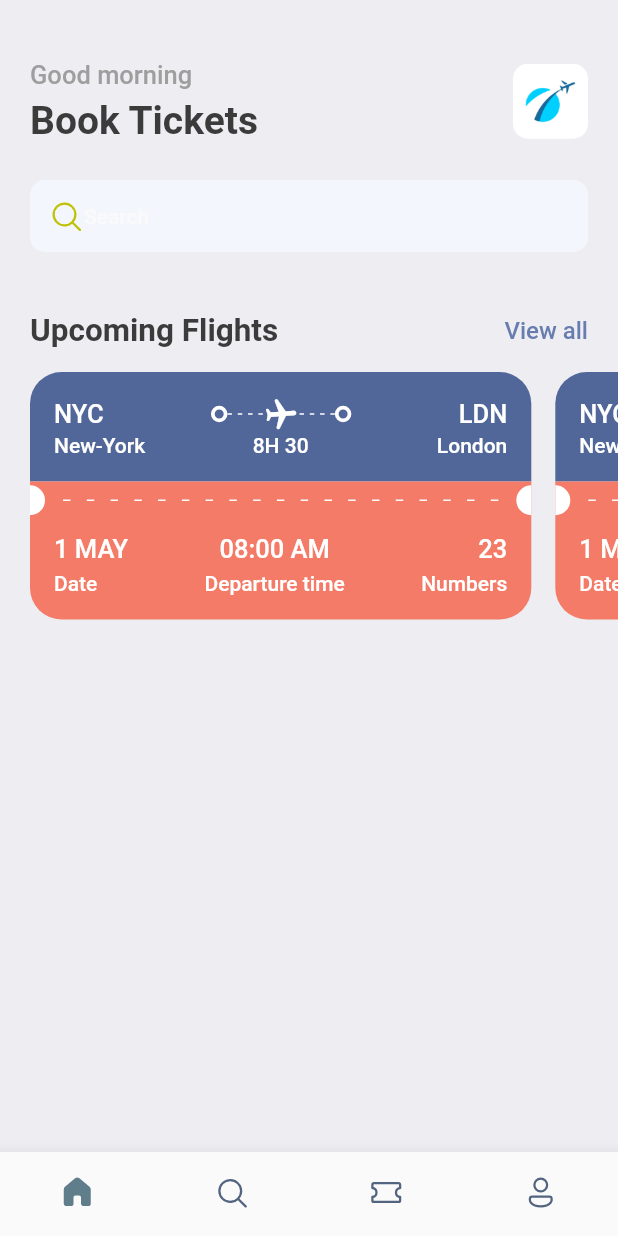
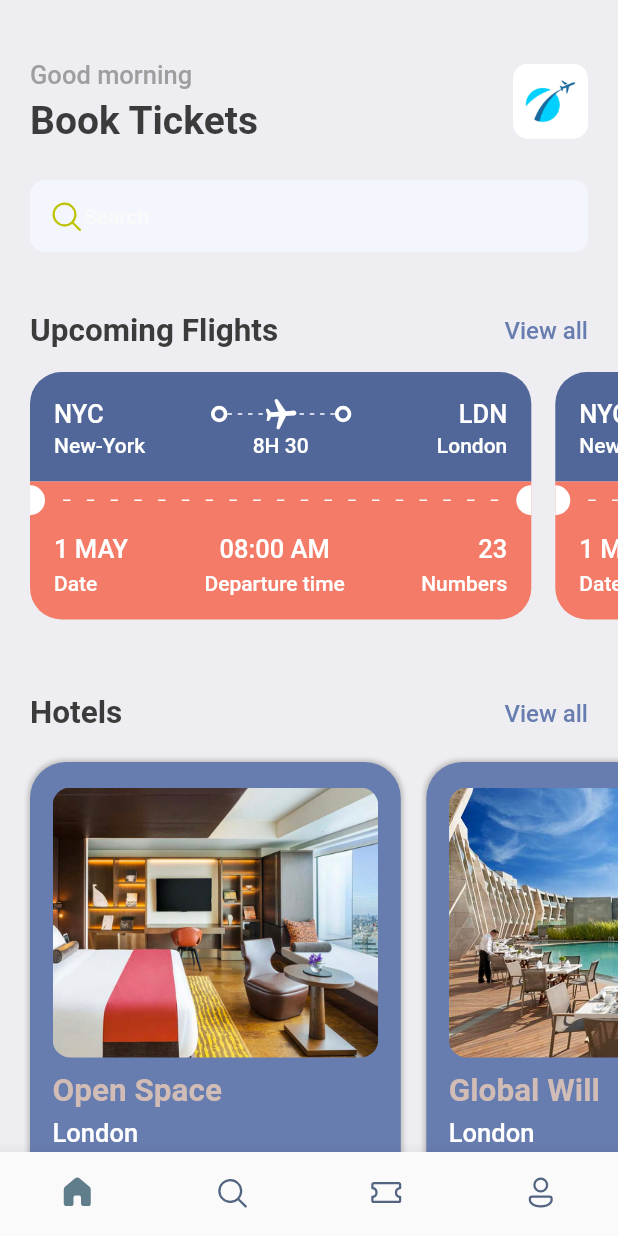
Before and after one commit to okinawaa/MobileProgramming, a Flutter app: the screen it shows after launch, on a phone screen of 412 x 824 dp. Run offline on Flutter 3.47's test engine with Material 2 defaults, Android fonts, the phone set to English and light mode, and no system bars; our stand-ins replace cached_network_image, cloud_firestore, expandable_text, firebase_auth, firebase_core, firebase_storage and 17 more; missing offline and left inert: photo_manager, photofilters; accounts and stored records are empty.

Commit message:
feat: [flutter_ticket_book_app] home hotels 부분까지 완료

```diff
--- a/flutter_ticket_book_app/lib/screens/home.dart
+++ b/flutter_ticket_book_app/lib/screens/home.dart
@@ -2,12 +2,35 @@
 import 'package:flutter/material.dart';
 import 'package:flutter/src/foundation/key.dart';
 import 'package:flutter/src/widgets/framework.dart';
+import 'package:flutter_ticket_book_app/screens/hotel_view.dart';
 import 'package:flutter_ticket_book_app/screens/ticket_view.dart';
+import 'package:flutter_ticket_book_app/utils/app_info_list.dart';
 import 'package:flutter_ticket_book_app/utils/app_styles.dart';
 import 'package:gap/gap.dart';
 
 class HomeScreen extends StatelessWidget {
   const HomeScreen({Key? key}) : super(key: key);
+
+  Widget _titleSpaceButton(title) {
+    return Row(
+      mainAxisAlignment: MainAxisAlignment.spaceBetween,
+      children: [
+        Text(
+          title,
+          style: Styles.headLineStyle2,
+        ),
+        InkWell(
+          onTap: () {
+            print("You are tapped");
+          },
+          child: Text(
+            "View all",
+            style: Styles.textStyle.copyWith(color: Styles.primaryColor),
+          ),
+        ),
+      ],
+    );
+  }
 
   @override
   Widget build(BuildContext context) {
@@ -68,25 +91,7 @@
                 ),
               ),
               const Gap(40),
-              Row(
-                mainAxisAlignment: MainAxisAlignment.spaceBetween,
-                children: [
-                  Text(
-                    "Upcoming Flights",
-                    style: Styles.headLineStyle2,
-                  ),
-                  InkWell(
-                    onTap: () {
-                      print("You are tapped");
-                    },
-                    child: Text(
-                      "View all",
-                      style:
-                          Styles.textStyle.copyWith(color: Styles.primaryColor),
-                    ),
-                  ),
-                ],
-              )
+              _titleSpaceButton("Upcoming Flights"),
             ]),
           ),
           const Gap(15),
@@ -97,6 +102,18 @@
               TicketView(),
               TicketView(),
             ]),
+          ),
+          const Gap(15),
+          Container(
+              padding: const EdgeInsets.symmetric(horizontal: 20.0),
+              child: _titleSpaceButton("Hotels")),
+          const Gap(15),
+          SingleChildScrollView(
+            scrollDirection: Axis.horizontal,
+            padding: const EdgeInsets.only(left: 20),
+            child: Row(
+                children:
+                    hotelList.map((hotel) => HotelView(hotel: hotel)).toList()),
           )
         ],
       ),
--- /dev/null
+++ b/flutter_ticket_book_app/lib/screens/hotel_view.dart
@@ -0,0 +1,55 @@
+import 'package:flutter/material.dart';
+import 'package:flutter/src/foundation/key.dart';
+import 'package:flutter/src/widgets/framework.dart';
+import 'package:flutter_ticket_book_app/utils/app_layout.dart';
+import 'package:flutter_ticket_book_app/utils/app_styles.dart';
+import 'package:gap/gap.dart';
+
+class HotelView extends StatelessWidget {
+  final Map<String, dynamic> hotel;
+  const HotelView({Key? key, required this.hotel}) : super(key: key);
+
+  @override
+  Widget build(BuildContext context) {
+    final size = AppLayout.getSize(context);
+    return Container(
+      width: size.width * 0.6,
+      height: 350,
+      padding: const EdgeInsets.symmetric(horizontal: 15, vertical: 17),
+      margin: const EdgeInsets.only(right: 17, top: 5),
+      decoration: BoxDecoration(
+          color: Styles.primaryColor,
+          borderRadius: BorderRadius.circular(24),
+          boxShadow: [
+            BoxShadow(
+                color: Colors.grey.shade400, blurRadius: 2, spreadRadius: 1)
+          ]),
+      child: Column(crossAxisAlignment: CrossAxisAlignment.start, children: [
+        Container(
+          height: 180,
+          decoration: BoxDecoration(
+              borderRadius: BorderRadius.circular(12),
+              color: Styles.primaryColor,
+              image: DecorationImage(
+                  image: AssetImage("assets/images/${hotel['image']}"),
+                  fit: BoxFit.cover)),
+        ),
+        const Gap(10),
+        Text(
+          hotel['place'],
+          style: Styles.headLineStyle2.copyWith(color: Styles.kakiColor),
+        ),
+        const Gap(5),
+        Text(
+          hotel['destination'],
+          style: Styles.headLineStyle3.copyWith(color: Colors.white),
+        ),
+        const Gap(8),
+        Text(
+          "\$${hotel['price']}/night",
+          style: Styles.headLineStyle1.copyWith(color: Styles.kakiColor),
+        )
+      ]),
+    );
+  }
+}
--- /dev/null
+++ b/flutter_ticket_book_app/lib/utils/app_info_list.dart
@@ -0,0 +1,39 @@
+List<Map<String, dynamic>> hotelList = [
+  {
+    'image': 'one.png',
+    'place': 'Open Space',
+    'destination': 'London',
+    'price': 25
+  },
+  {
+    'image': 'two.png',
+    'place': 'Global Will',
+    'destination': 'London',
+    'price': 40
+  },
+  {
+    'image': 'three.png',
+    'place': 'Tallest Building',
+    'destination': 'Dubai',
+    'price': 68
+  },
+];
+
+List<Map<String, dynamic>> ticketList = [
+  {
+    'from': {'code': "NYC", 'name': "New-York"},
+    'to': {'code': "LDN", 'name': "London"},
+    'flying_time': '8H 30M',
+    'date': "1 MAY",
+    'departure_time': "08:00 AM",
+    "number": 23
+  },
+  {
+    'from': {'code': "DK", 'name': "Dhaka"},
+    'to': {'code': "SH", 'name': "Shanghai"},
+    'flying_time': '4H 20M',
+    'date': "10 MAY",
+    'departure_time': "09:00 AM",
+    "number": 45
+  },
+];
--- a/flutter_ticket_book_app/lib/utils/app_styles.dart
+++ b/flutter_ticket_book_app/lib/utils/app_styles.dart
@@ -7,6 +7,7 @@
   static Color textColor = const Color(0xFF3b3b3b);
   static Color bgColor = const Color(0xFFeeedf2);
   static Color orangeColor = const Color(0xFFF37B67);
+  static Color kakiColor = const Color(0xFFd2bdb6);
   static TextStyle textStyle =
       TextStyle(fontSize: 16, color: textColor, fontWeight: FontWeight.w500);
   static TextStyle headLineStyle1 =
```
